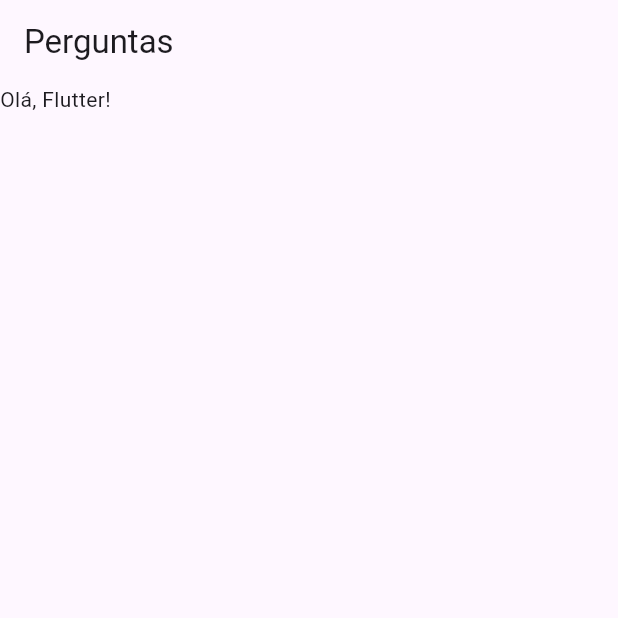
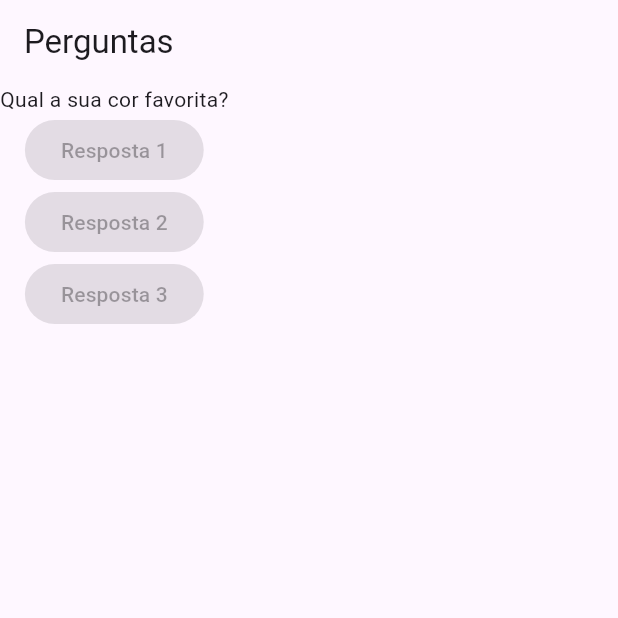
Before and after one commit to elias-ssouza/perguntas, a Flutter app: the screen it shows after launch, on a phone screen of 412 x 824 dp, the top half of it. Run offline on Flutter 3.47's test engine with Material 3 defaults, Android fonts, the phone set to English and light mode, and no system bars.

Commit message:
add ElevatedButton

```diff
--- a/lib/main.dart
+++ b/lib/main.dart
@@ -6,12 +6,33 @@ class PerguntaAPP extends StatelessWidget{
 
   @override
   Widget build(BuildContext context) {
+    final perguntas = [
+      "Qual a sua cor favorita?",
+      "Qual é o seu animal favorito?"
+    ];
+
+
     return MaterialApp(
       home: Scaffold(
         appBar: AppBar(
           title: Text('Perguntas'),
         ),
-        body: Text('Olá, Flutter!'),
+        body: Column(
+          children: <Widget>[
+            Text(perguntas[0]),
+            ElevatedButton(
+              onPressed: null,
+              child: Text("Resposta 1")
+              ),
+              ElevatedButton(
+              onPressed: null,
+              child: Text("Resposta 2")
+              ),
+              ElevatedButton(
+              onPressed: null,
+              child: Text("Resposta 3")
+              ),
+          ],)
       ),
     );
   }
```
